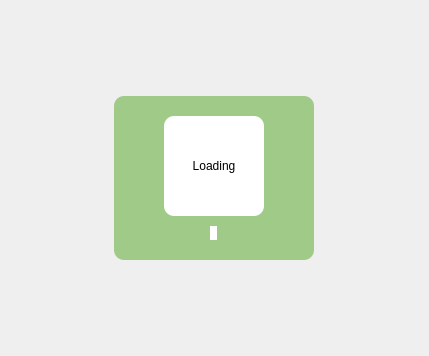
Qt form discharger/discharger/discharger/WgtLoader.ui (AdamStalica/discharger) before a commit.
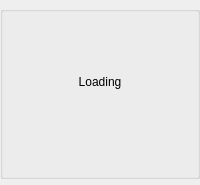
The same form after that commit.

```diff
--- a/discharger/discharger/discharger/WgtLoader.ui
+++ b/discharger/discharger/discharger/WgtLoader.ui
@@ -6,12 +6,12 @@
    <rect>
     <x>0</x>
     <y>0</y>
-    <width>429</width>
-    <height>356</height>
+    <width>200</width>
+    <height>185</height>
    </rect>
   </property>
   <property name="sizePolicy">
-   <sizepolicy hsizetype="Expanding" vsizetype="Expanding">
+   <sizepolicy hsizetype="Maximum" vsizetype="Maximum">
     <horstretch>0</horstretch>
     <verstretch>0</verstretch>
    </sizepolicy>
@@ -23,6 +23,21 @@
    <string notr="true"/>
   </property>
   <layout class="QVBoxLayout" name="verticalLayout">
+   <property name="spacing">
+    <number>0</number>
+   </property>
+   <property name="leftMargin">
+    <number>0</number>
+   </property>
+   <property name="topMargin">
+    <number>0</number>
+   </property>
+   <property name="rightMargin">
+    <number>0</number>
+   </property>
+   <property name="bottomMargin">
+    <number>0</number>
+   </property>
    <item alignment="Qt::AlignHCenter|Qt::AlignVCenter">
     <widget class="QGroupBox" name="groupBox">
      <property name="sizePolicy">
@@ -38,7 +53,7 @@
       </size>
      </property>
      <property name="styleSheet">
-      <string notr="true">background-color: rgba(80, 165, 30, 0.5);border-radius:10px;</string>
+      <string notr="true"/>
      </property>
      <property name="title">
       <string/>
@@ -74,7 +89,7 @@
          <bool>false</bool>
         </property>
         <property name="styleSheet">
-         <string notr="true">background-color: white; border-radius: 10px;</string>
+         <string notr="true"/>
         </property>
         <property name="text">
          <string>Loading</string>
@@ -93,7 +108,7 @@
          </sizepolicy>
         </property>
         <property name="styleSheet">
-         <string notr="true">background-color:white;</string>
+         <string notr="true"/>
         </property>
         <property name="text">
          <string/>
```
